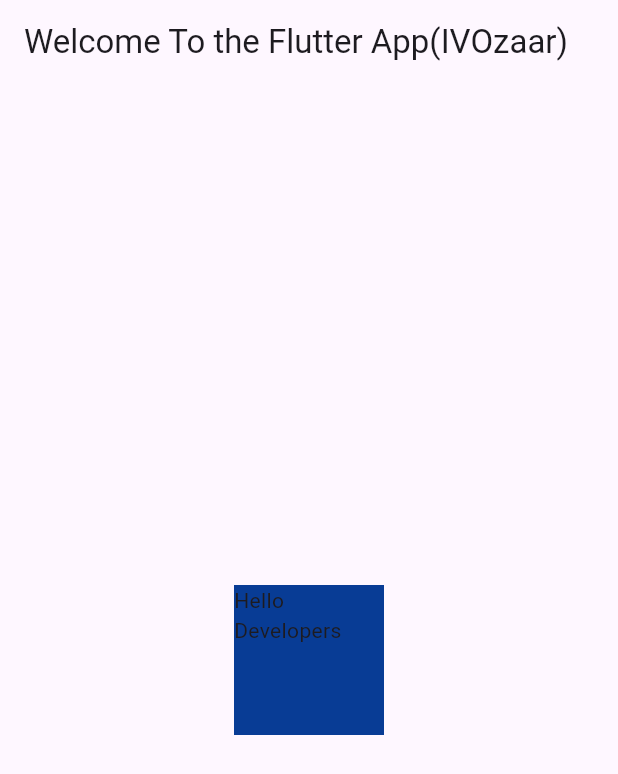
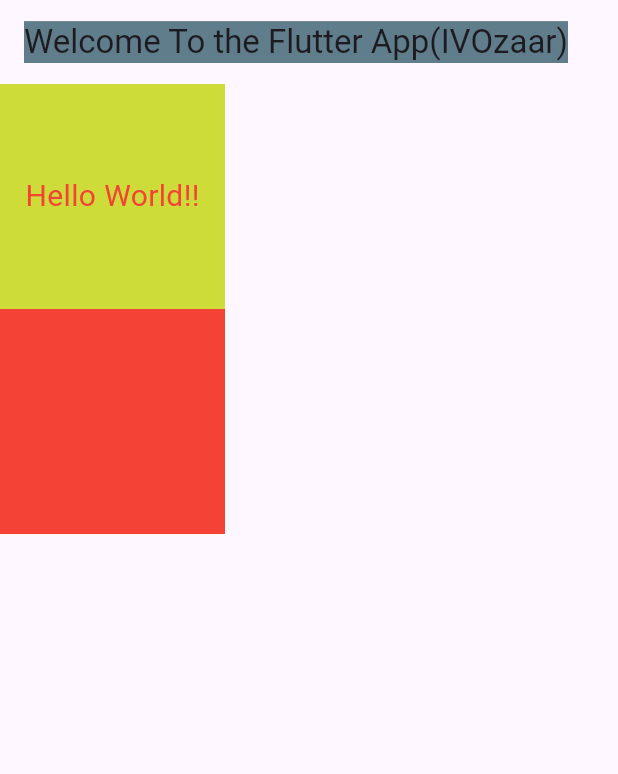
Before and after one commit to anilpokharel/ivozaar, a Flutter app: the screen it shows after launch, on a phone screen of 412 x 824 dp. Shown: the top 774 px of the screen. Run offline on Flutter 3.47's test engine with Material 3 defaults, Android fonts, the phone set to English and light mode, and no system bars.

Commit message:
Text and Children

```diff
--- a/lib/main.dart
+++ b/lib/main.dart
@@ -23,17 +23,32 @@
   Widget build(BuildContext context) {
     return Scaffold(
       appBar: AppBar(
-        title: const Text('Welcome To the Flutter App(IVOzaar)'),
+        title: const Text('Welcome To the Flutter App(IVOzaar)', style: TextStyle(
+          backgroundColor: Colors.blueGrey
+        )),
       ), //AppBar
-      body: Center(
-        child: Container(
-        width: 100,
-        height: 100,
-        color: const Color.fromARGB(255, 8, 60, 149),
-        child: const Text('Hello Developers'),
+      body: Column(
+      children: [
+        Container(
+          width: 150,
+          height: 150,
+          color: Colors.lime,
+          child: Center(
+            child: const Text(
+              'Hello World!!', style: TextStyle(
+                fontSize: 20, color: Colors.red,
+
+                ),
+            ),
+          ),
+        ),
+        Container(
+          width:150,
+          height: 150,
+          color: Colors.red,
+        ),
+      ],
       ),
-      ),
-
     );
   }
 }
```
